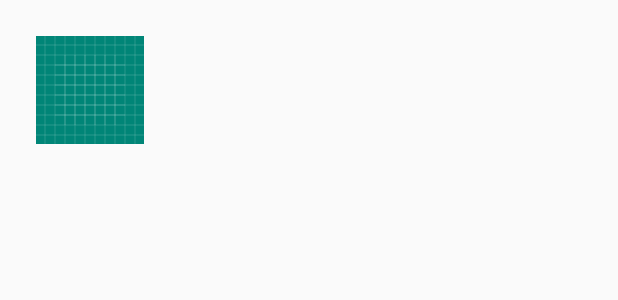
After one commit to Flo314/ExampleRetrofit, an Android app: the layout adapter_employee.xml on its own in the app's theme, with its tools: preview values and no code run, on a phone screen of 412 x 824 dp. The commit adds this screen. Shown: the top 300 px of the screen. Run offline under Robolectric (Android 15) with nearby library versions, the phone set to English and light mode, and no system bars.

Commit message:
service plus view du recycler

```diff
--- a/app/src/main/java/com/dtc/myapplication/MainActivity.java
+++ b/app/src/main/java/com/dtc/myapplication/MainActivity.java
@@ -1,6 +1,6 @@
 package com.dtc.myapplication;
 
-import android.support.v7.app.AppCompatActivity;
+import androidx.appcompat.app.AppCompatActivity;
 import android.os.Bundle;
 
 public class MainActivity extends AppCompatActivity {
--- a/app/src/main/res/layout/activity_main.xml
+++ b/app/src/main/res/layout/activity_main.xml
@@ -1,5 +1,5 @@
 <?xml version="1.0" encoding="utf-8"?>
-<android.support.constraint.ConstraintLayout xmlns:android="http://schemas.android.com/apk/res/android"
+<androidx.constraintlayout.widget.ConstraintLayout xmlns:android="http://schemas.android.com/apk/res/android"
     xmlns:app="http://schemas.android.com/apk/res-auto"
     xmlns:tools="http://schemas.android.com/tools"
     android:layout_width="match_parent"
@@ -15,4 +15,4 @@
         app:layout_constraintRight_toRightOf="parent"
         app:layout_constraintTop_toTopOf="parent" />
 
-</android.support.constraint.ConstraintLayout>
+</androidx.constraintlayout.widget.ConstraintLayout>
--- /dev/null
+++ b/app/src/main/res/layout/adapter_employee.xml
@@ -0,0 +1,55 @@
+<?xml version="1.0" encoding="utf-8"?>
+<androidx.constraintlayout.widget.ConstraintLayout xmlns:android="http://schemas.android.com/apk/res/android"
+    xmlns:app="http://schemas.android.com/apk/res-auto"
+    xmlns:tools="http://schemas.android.com/tools"
+    android:layout_width="match_parent"
+    android:layout_height="match_parent">
+
+    <ImageView
+        android:id="@+id/imageView"
+        android:layout_width="72dp"
+        android:layout_height="72dp"
+        android:layout_marginStart="24dp"
+        android:layout_marginTop="24dp"
+        android:contentDescription="@string/photo_employee"
+        app:layout_constraintStart_toStartOf="parent"
+        app:layout_constraintTop_toTopOf="parent"
+        app:srcCompat="@drawable/ic_launcher_background" />
+
+    <TextView
+        android:id="@+id/txt_employee_name"
+        android:layout_width="wrap_content"
+        android:layout_height="wrap_content"
+        android:layout_marginStart="24dp"
+        android:layout_marginTop="24dp"
+        android:layout_marginEnd="24dp"
+        app:layout_constraintEnd_toEndOf="parent"
+        app:layout_constraintHorizontal_bias="0.0"
+        app:layout_constraintStart_toEndOf="@+id/imageView"
+        app:layout_constraintTop_toTopOf="parent" />
+
+    <TextView
+        android:id="@+id/txt_employee_email"
+        android:layout_width="wrap_content"
+        android:layout_height="wrap_content"
+        android:layout_marginStart="24dp"
+        android:layout_marginTop="8dp"
+        android:layout_marginEnd="24dp"
+        app:layout_constraintEnd_toEndOf="parent"
+        app:layout_constraintHorizontal_bias="0.0"
+        app:layout_constraintStart_toEndOf="@+id/imageView"
+        app:layout_constraintTop_toBottomOf="@id/txt_employee_name" />
+
+    <TextView
+        android:id="@+id/txt_employee_phone"
+        android:layout_width="wrap_content"
+        android:layout_height="wrap_content"
+        android:layout_marginStart="24dp"
+        android:layout_marginTop="8dp"
+        android:layout_marginEnd="24dp"
+        app:layout_constraintEnd_toEndOf="parent"
+        app:layout_constraintHorizontal_bias="0.0"
+        app:layout_constraintStart_toEndOf="@+id/imageView"
+        app:layout_constraintTop_toBottomOf="@id/txt_employee_email" />
+
+</androidx.constraintlayout.widget.ConstraintLayout>
--- a/app/src/main/res/values/strings.xml
+++ b/app/src/main/res/values/strings.xml
@@ -1,3 +1,4 @@
 <resources>
     <string name="app_name">ExempleRetrofit</string>
+    <string name="photo_employee">photo_employee</string>
 </resources>
--- a/gradle.properties
+++ b/gradle.properties
@@ -6,6 +6,8 @@
 # http://www.gradle.org/docs/current/userguide/build_environment.html
 # Specifies the JVM arguments used for the daemon process.
 # The setting is particularly useful for tweaking memory settings.
+android.enableJetifier=true
+android.useAndroidX=true
 org.gradle.jvmargs=-Xmx1536m
 # When configured, Gradle will run in incubating parallel mode.
 # This option should only be used with decoupled projects. More details, visit
```
Also changed, not shown: app/build.gradle (+9 -5 lines), app/src/main/java/com/dtc/myapplication/network/GetEmployeeDataService.java (added, +22 -0 lines), 2 other files.
